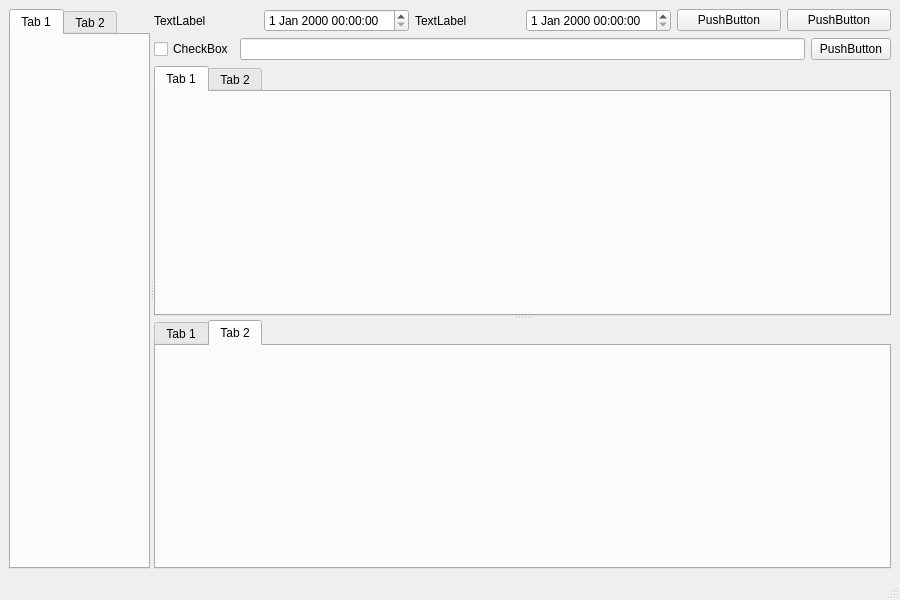
Before: the Qt Designer form resource/gui/LogAnalysis.ui in Bader-CN/LogAnalysis, drawn with Qt 5.
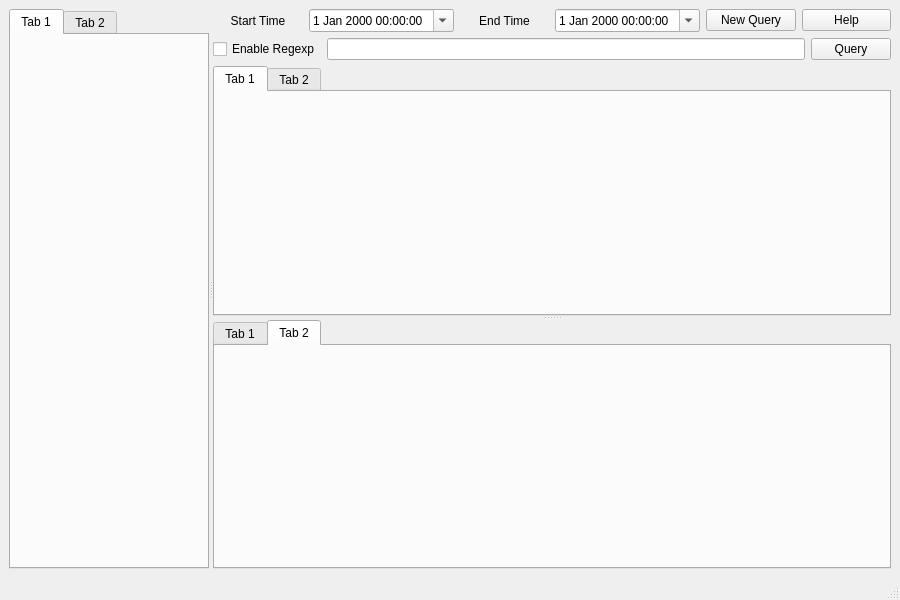
After: the same form once the commit is applied. The open tabs and pages were chosen to show the change.

Patch:
```diff
--- a/resource/gui/LogAnalysis.ui
+++ b/resource/gui/LogAnalysis.ui
@@ -26,6 +26,21 @@
       <property name="orientation">
        <enum>Qt::Horizontal</enum>
       </property>
+      <widget class="QWidget" name="widget_2" native="true">
+       <property name="minimumSize">
+        <size>
+         <width>200</width>
+         <height>0</height>
+        </size>
+       </property>
+       <property name="maximumSize">
+        <size>
+         <width>400</width>
+         <height>16777215</height>
+        </size>
+       </property>
+       <layout class="QVBoxLayout" name="verticalLayout_2">
+        <item>
       <widget class="QTabWidget" name="tabWidget_3">
        <property name="currentIndex">
         <number>1</number>
@@ -41,6 +56,9 @@
         </attribute>
        </widget>
       </widget>
+        </item>
+       </layout>
+      </widget>
       <widget class="QWidget" name="widget" native="true">
        <layout class="QVBoxLayout" name="verticalLayout">
         <item>
@@ -48,34 +66,48 @@
           <item>
            <widget class="QLabel" name="label">
             <property name="text">
-             <string>TextLabel</string>
+             <string>Start Time</string>
+            </property>
+            <property name="alignment">
+             <set>Qt::AlignCenter</set>
             </property>
            </widget>
           </item>
           <item>
-           <widget class="QDateTimeEdit" name="dateTimeEdit"/>
+           <widget class="QDateTimeEdit" name="dateTimeEdit">
+            <property name="calendarPopup">
+             <bool>true</bool>
+            </property>
+           </widget>
           </item>
           <item>
            <widget class="QLabel" name="label_2">
             <property name="text">
-             <string>TextLabel</string>
+             <string>End Time</string>
+            </property>
+            <property name="alignment">
+             <set>Qt::AlignCenter</set>
             </property>
            </widget>
           </item>
           <item>
-           <widget class="QDateTimeEdit" name="dateTimeEdit_2"/>
+           <widget class="QDateTimeEdit" name="dateTimeEdit_2">
+            <property name="calendarPopup">
+             <bool>true</bool>
+            </property>
+           </widget>
           </item>
           <item>
            <widget class="QPushButton" name="pushButton">
             <property name="text">
-             <string>PushButton</string>
+             <string>New Query</string>
             </property>
            </widget>
           </item>
           <item>
            <widget class="QPushButton" name="pushButton_2">
             <property name="text">
-             <string>PushButton</string>
+             <string>Help</string>
             </property>
            </widget>
           </item>
@@ -86,7 +118,7 @@
           <item>
            <widget class="QCheckBox" name="checkBox">
             <property name="text">
-             <string>CheckBox</string>
+             <string>Enable Regexp</string>
             </property>
            </widget>
           </item>
@@ -96,7 +128,7 @@
           <item>
            <widget class="QPushButton" name="pushButton_3">
             <property name="text">
-             <string>PushButton</string>
+             <string>Query</string>
             </property>
            </widget>
           </item>
```
Left out of the diff: 3 changed lines with no effect on the pictures. Lines whose indentation alone changed are shown as unchanged.
